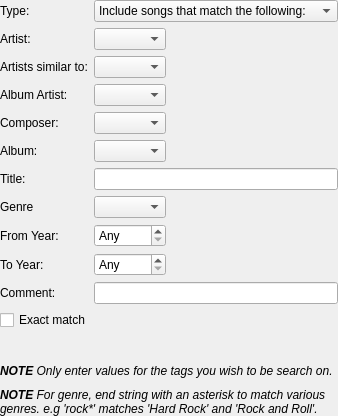
First picture: the form in dynamic/dynamicrule.ui, repository CDrummond/cantata, before the edit.
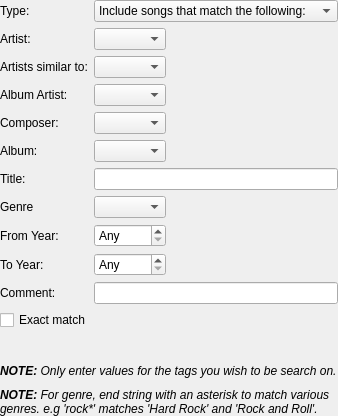
Second picture: the form after the edit. Custom widgets are drawn as their Qt base class.

Commit message: Add colon after NOTE - for consistency

```diff
--- a/dynamic/dynamicrule.ui
+++ b/dynamic/dynamicrule.ui
@@ -241,7 +241,7 @@
    <item>
     <widget class="QLabel" name="label_7">
      <property name="text">
-      <string>&lt;i&gt;&lt;b&gt;NOTE&lt;/b&gt; Only enter values for the tags you wish to be search on. &lt;/i&gt;</string>
+      <string>&lt;i&gt;&lt;b&gt;NOTE:&lt;/b&gt; Only enter values for the tags you wish to be search on. &lt;/i&gt;</string>
      </property>
      <property name="alignment">
       <set>Qt::AlignLeading|Qt::AlignLeft|Qt::AlignTop</set>
@@ -273,7 +273,7 @@
    <item>
     <widget class="QLabel" name="label_7x">
      <property name="text">
-      <string>&lt;i&gt;&lt;b&gt;NOTE&lt;/b&gt; For genre, end string with an asterisk to match various genres. e.g 'rock*' matches 'Hard Rock' and 'Rock and Roll'. &lt;/i&gt;</string>
+      <string>&lt;i&gt;&lt;b&gt;NOTE:&lt;/b&gt; For genre, end string with an asterisk to match various genres. e.g 'rock*' matches 'Hard Rock' and 'Rock and Roll'. &lt;/i&gt;</string>
      </property>
      <property name="alignment">
       <set>Qt::AlignLeading|Qt::AlignLeft|Qt::AlignTop</set>
```
